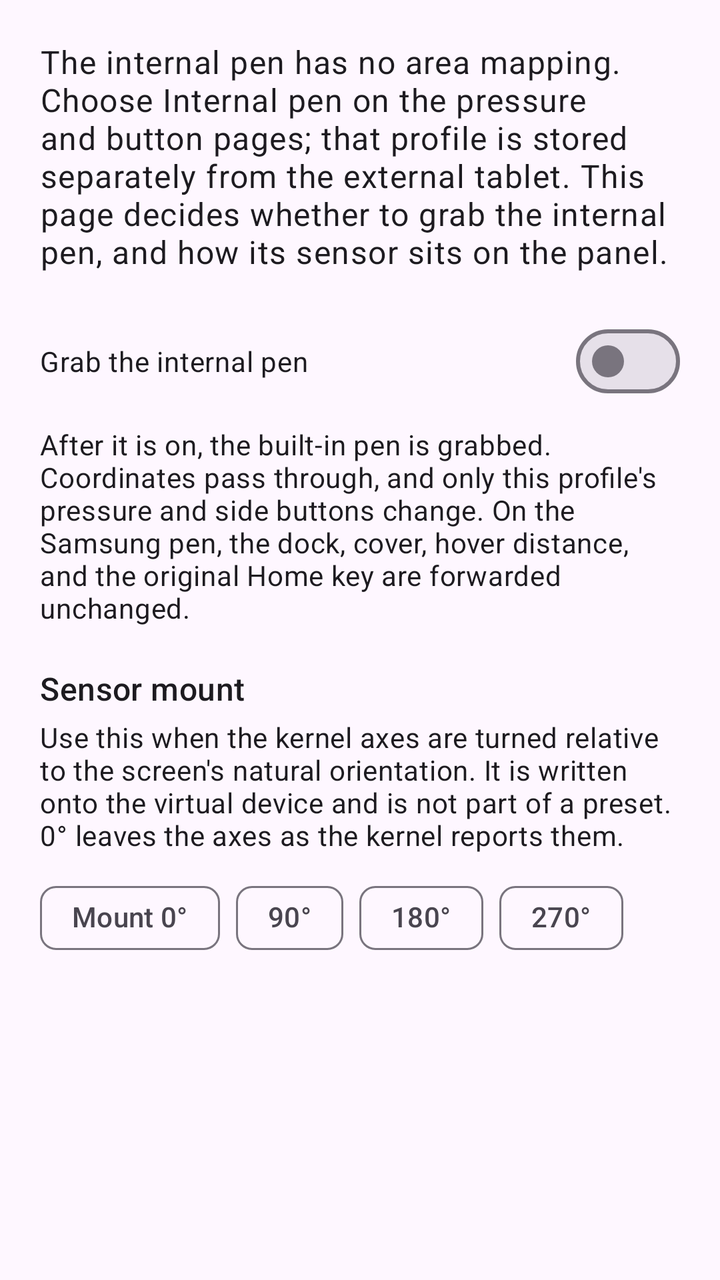
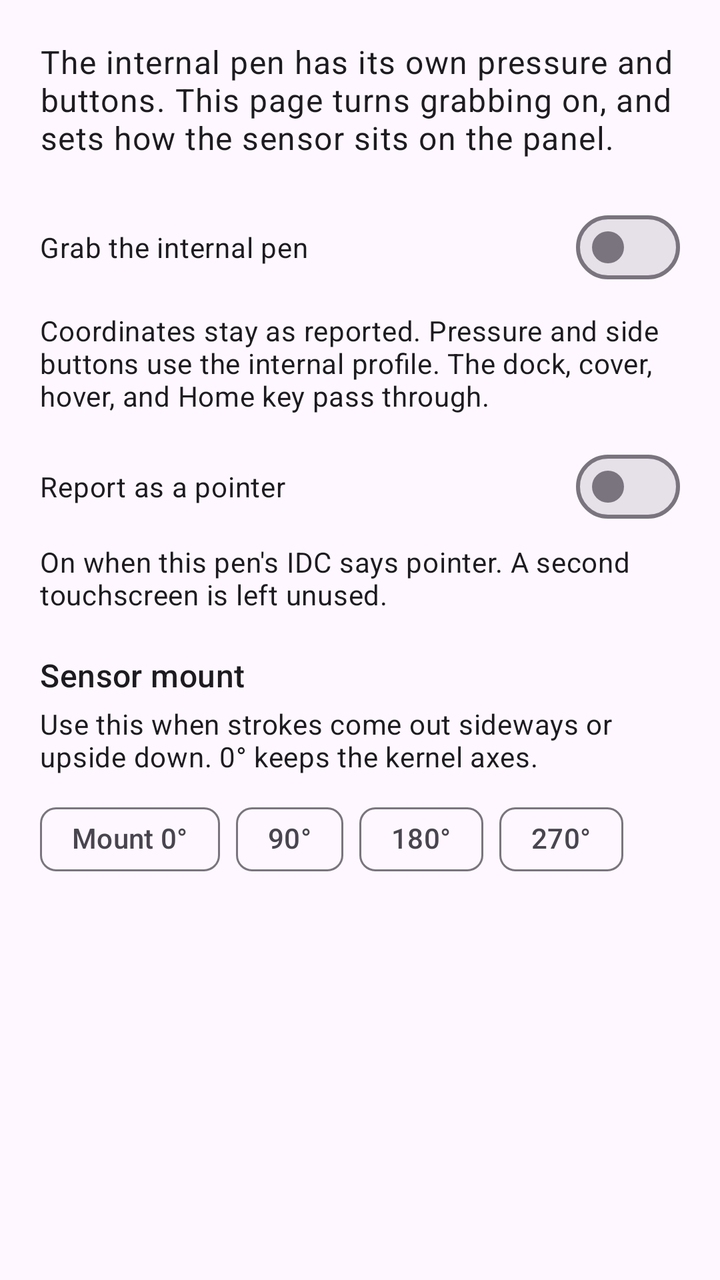

Before-and-after screenshots of an Android layout around one commit, followed by the original layout XML and the change that was made.
<!-- AndroidManifest.xml: application theme Theme.StylusCtrl -->
<!-- res/layout/page_internal.xml -->
<?xml version="1.0" encoding="utf-8"?>
<LinearLayout xmlns:android="http://schemas.android.com/apk/res/android"
    xmlns:app="http://schemas.android.com/apk/res-auto"
    android:layout_width="match_parent"
    android:layout_height="match_parent"
    android:orientation="vertical"
    android:padding="20dp">

    <TextView
        android:layout_width="match_parent"
        android:layout_height="wrap_content"
        android:text="@string/internal_body"
        android:textAppearance="?attr/textAppearanceBodyLarge" />

    <com.google.android.material.materialswitch.MaterialSwitch
        android:id="@+id/internal_pen"
        android:layout_width="match_parent"
        android:layout_height="wrap_content"
        android:layout_marginTop="20dp"
        android:text="@string/internal_switch" />

    <TextView
        android:layout_width="match_parent"
        android:layout_height="wrap_content"
        android:layout_marginTop="8dp"
        android:text="@string/internal_detail"
        android:textAppearance="?attr/textAppearanceBodyMedium" />

    <TextView
        android:layout_width="match_parent"
        android:layout_height="wrap_content"
        android:layout_marginTop="20dp"
        android:text="@string/internal_mount"
        android:textAppearance="?attr/textAppearanceTitleMedium" />

    <TextView
        android:layout_width="match_parent"
        android:layout_height="wrap_content"
        android:layout_marginTop="4dp"
        android:text="@string/internal_mount_detail"
        android:textAppearance="?attr/textAppearanceBodyMedium" />

    <HorizontalScrollView
        android:layout_width="match_parent"
        android:layout_height="wrap_content"
        android:layout_marginTop="8dp"
        android:scrollbars="none">

        <com.google.android.material.chip.ChipGroup
            android:id="@+id/internal_orientation"
            android:layout_width="wrap_content"
            android:layout_height="wrap_content"
            app:selectionRequired="true"
            app:singleSelection="true">

            <com.google.android.material.chip.Chip
                android:id="@+id/mount_0"
                style="@style/Widget.Material3.Chip.Filter"
                android:layout_width="wrap_content"
                android:layout_height="wrap_content"
                android:text="@string/mount_0" />

            <com.google.android.material.chip.Chip
                android:id="@+id/mount_90"
                style="@style/Widget.Material3.Chip.Filter"
                android:layout_width="wrap_content"
                android:layout_height="wrap_content"
                android:text="@string/mount_90" />

            <com.google.android.material.chip.Chip
                android:id="@+id/mount_180"
                style="@style/Widget.Material3.Chip.Filter"
                android:layout_width="wrap_content"
                android:layout_height="wrap_content"
                android:text="@string/mount_180" />

            <com.google.android.material.chip.Chip
                android:id="@+id/mount_270"
                style="@style/Widget.Material3.Chip.Filter"
                android:layout_width="wrap_content"
                android:layout_height="wrap_content"
                android:text="@string/mount_270" />
        </com.google.android.material.chip.ChipGroup>
    </HorizontalScrollView>
</LinearLayout>
<!-- resources referenced by this layout -->
<resources>
  <string name="internal_body">The internal pen has no area mapping. Choose Internal pen on the pressure and button pages; that profile is stored separately from the external tablet. This page decides whether to grab the internal pen, and how its sensor sits on the panel.</string>
  <string name="internal_detail">After it is on, the built-in pen is grabbed. Coordinates pass through, and only this profile\'s pressure and side buttons change. On the Samsung pen, the dock, cover, hover distance, and the original Home key are forwarded unchanged.</string>
  <string name="internal_mount">Sensor mount</string>
  <string name="internal_mount_detail">Use this when the kernel axes are turned relative to the screen\'s natural orientation. It is written onto the virtual device and is not part of a preset. 0° leaves the axes as the kernel reports them.</string>
  <string name="internal_switch">Grab the internal pen</string>
  <string name="mount_0">Mount 0°</string>
  <string name="mount_180" translatable="false">180°</string>
  <string name="mount_270" translatable="false">270°</string>
  <string name="mount_90" translatable="false">90°</string>
  <style name="Theme.StylusCtrl" parent="Theme.Material3.DayNight.NoActionBar">
          <item name="colorPrimary">#1B6B66</item>
          <item name="colorOnPrimary">#FFFFFF</item>
          <item name="colorPrimaryContainer">#A7F0EA</item>
          <item name="colorOnPrimaryContainer">#00201E</item>
          <item name="colorSecondary">#6E5A4C</item>
          <item name="colorSecondaryContainer">#F6DDD0</item>
          <item name="android:statusBarColor">@android:color/transparent</item>
          <item name="android:navigationBarColor">@android:color/transparent</item>
          <item name="android:windowLightStatusBar">true</item>
      </style>
</resources>

<!-- the commit's change to res/layout/page_internal.xml (unified diff, before → after) -->
@@ -24,6 +24,20 @@
         android:layout_height="wrap_content"
         android:layout_marginTop="8dp"
         android:text="@string/internal_detail"
+        android:textAppearance="?attr/textAppearanceBodyMedium" />
+
+    <com.google.android.material.materialswitch.MaterialSwitch
+        android:id="@+id/internal_pointer"
+        android:layout_width="match_parent"
+        android:layout_height="wrap_content"
+        android:layout_marginTop="12dp"
+        android:text="@string/internal_pointer" />
+
+    <TextView
+        android:layout_width="match_parent"
+        android:layout_height="wrap_content"
+        android:layout_marginTop="4dp"
+        android:text="@string/internal_pointer_detail"
         android:textAppearance="?attr/textAppearanceBodyMedium" />
 
     <TextView
<!-- resource entries referenced after the edit -->
@@ -1,24 +1,36 @@
 <!-- resources referenced by this layout -->
 <resources>
-  <string name="internal_body">The internal pen has no area mapping. Choose Internal pen on the pressure and button pages; that profile is stored separately from the external tablet. This page decides whether to grab the internal pen, and how its sensor sits on the panel.</string>
-  <string name="internal_detail">After it is on, the built-in pen is grabbed. Coordinates pass through, and only this profile\'s pressure and side buttons change. On the Samsung pen, the dock, cover, hover distance, and the original Home key are forwarded unchanged.</string>
+  <string name="internal_body">The internal pen has its own pressure and buttons. This page turns grabbing on, and sets how the sensor sits on the panel.</string>
+  <string name="internal_detail">Coordinates stay as reported. Pressure and side buttons use the internal profile. The dock, cover, hover, and Home key pass through.</string>
   <string name="internal_mount">Sensor mount</string>
-  <string name="internal_mount_detail">Use this when the kernel axes are turned relative to the screen\'s natural orientation. It is written onto the virtual device and is not part of a preset. 0° leaves the axes as the kernel reports them.</string>
+  <string name="internal_mount_detail">Use this when strokes come out sideways or upside down. 0° keeps the kernel axes.</string>
+  <string name="internal_pointer">Report as a pointer</string>
+  <string name="internal_pointer_detail">On when this pen\'s IDC says pointer. A second touchscreen is left unused.</string>
   <string name="internal_switch">Grab the internal pen</string>
   <string name="mount_0">Mount 0°</string>
   <string name="mount_180" translatable="false">180°</string>
   <string name="mount_270" translatable="false">270°</string>
   <string name="mount_90" translatable="false">90°</string>
   <style name="Theme.StylusCtrl" parent="Theme.Material3.DayNight.NoActionBar">
-          <item name="colorPrimary">#1B6B66</item>
-          <item name="colorOnPrimary">#FFFFFF</item>
-          <item name="colorPrimaryContainer">#A7F0EA</item>
-          <item name="colorOnPrimaryContainer">#00201E</item>
-          <item name="colorSecondary">#6E5A4C</item>
-          <item name="colorSecondaryContainer">#F6DDD0</item>
+          <item name="colorPrimary">@color/brand_primary</item>
+          <item name="colorOnPrimary">@color/brand_on_primary</item>
+          <item name="colorPrimaryContainer">@color/brand_primary_container</item>
+          <item name="colorOnPrimaryContainer">@color/brand_on_primary_container</item>
+          <item name="colorSecondary">@color/brand_secondary</item>
+          <item name="colorOnSecondary">@color/brand_on_secondary</item>
+          <item name="colorSecondaryContainer">@color/brand_secondary_container</item>
+          <item name="colorOnSecondaryContainer">@color/brand_on_secondary_container</item>
           <item name="android:statusBarColor">@android:color/transparent</item>
           <item name="android:navigationBarColor">@android:color/transparent</item>
           <item name="android:windowLightStatusBar">true</item>
       </style>
+  <color name="brand_primary">#1B6B66</color>
+  <color name="brand_on_primary">#FFFFFF</color>
+  <color name="brand_primary_container">#A7F0EA</color>
+  <color name="brand_on_primary_container">#00201E</color>
+  <color name="brand_secondary">#6E5A4C</color>
+  <color name="brand_on_secondary">#FFFFFF</color>
+  <color name="brand_secondary_container">#F6DDD0</color>
+  <color name="brand_on_secondary_container">#00201E</color>
 </resources>
 
